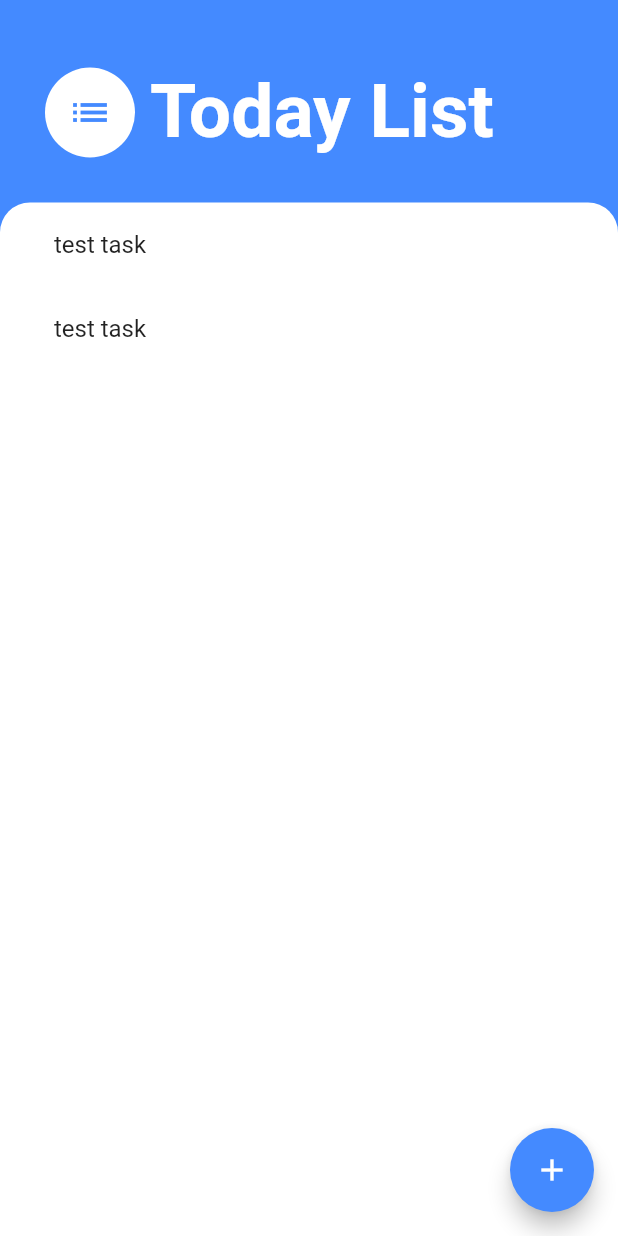
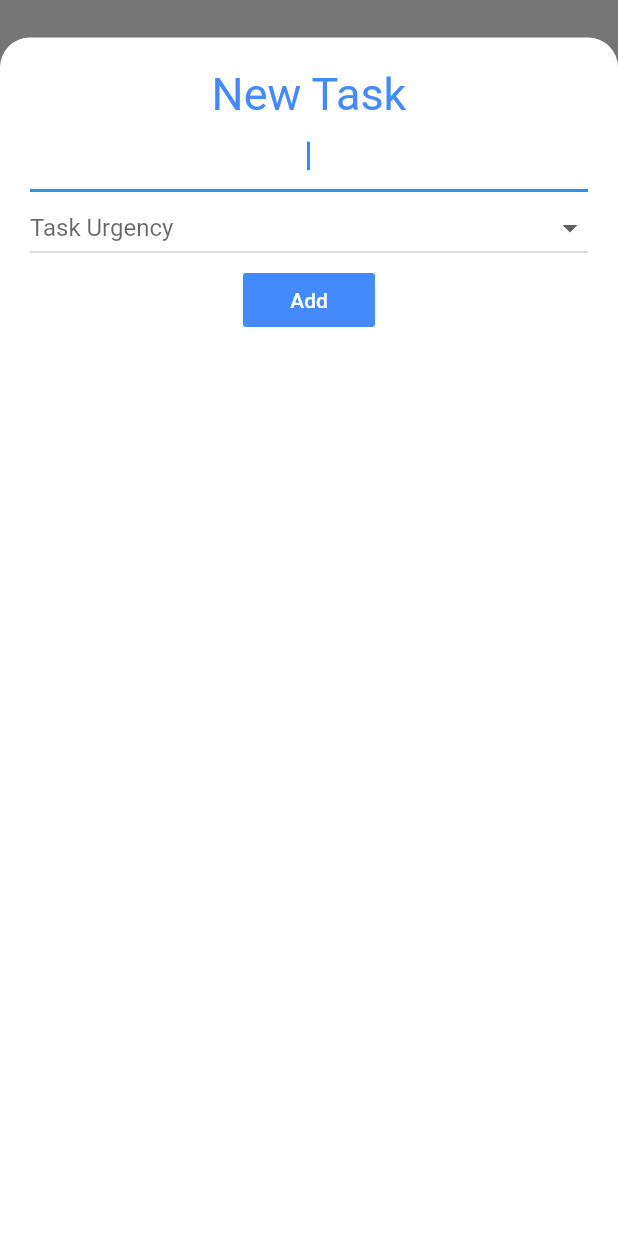
Before and after one commit to CharlieH209/today_list, a Flutter app: the screen it shows after launch, after a tap on the "add" icon, on a phone screen of 412 x 824 dp. Run offline on Flutter 3.47's test engine with Material 2 defaults, Android fonts, the phone set to English and light mode, and no system bars.

Commit message:
add new task screen modal

```diff
--- a/lib/screens/home_screen.dart
+++ b/lib/screens/home_screen.dart
@@ -1,5 +1,6 @@
 import 'package:flutter/material.dart';
 import '../widgets/TasksList.dart';
+import '../screens/new_task_screen.dart';
 
 class HomeScreen extends StatefulWidget {
   @override
@@ -7,12 +8,28 @@ class HomeScreen extends StatefulWidget {
 }
 
 class _HomeScreenState extends State<HomeScreen> {
+  List<Object> tasks;
+
   @override
   Widget build(BuildContext context) {
     return Scaffold(
       backgroundColor: Colors.blueAccent,
       floatingActionButton: FloatingActionButton(
-        onPressed: () {},
+        onPressed: () {
+          showModalBottomSheet(
+              isScrollControlled: true,
+              context: context,
+              builder: (context) => StatefulBuilder(
+                  builder: (context, setState) =>
+                      NewTaskScreen((newTaskTitle, severity) {
+                        setState(() {
+                          // Todo: add tasks model and dynamic list
+                          //tasks.add(Task(name: newTaskTitle));
+                          print(newTaskTitle + " " + severity.toString());
+                        });
+                        Navigator.pop(context);
+                      })));
+        },
         backgroundColor: Colors.blueAccent,
         child: Icon(Icons.add),
       ),
--- /dev/null
+++ b/lib/screens/new_task_screen.dart
@@ -0,0 +1,86 @@
+import 'package:flutter/material.dart';
+
+class NewTaskScreen extends StatefulWidget {
+  final Function newTaskCallback;
+
+  NewTaskScreen(this.newTaskCallback);
+
+  @override
+  _NewTaskScreenState createState() => _NewTaskScreenState();
+}
+
+class _NewTaskScreenState extends State<NewTaskScreen> {
+  String newTaskTitle;
+  int severity;
+
+  // todo: Add colour coding
+  List<DropdownMenuItem> severityItems = [
+    DropdownMenuItem(
+      child: Text('Low Urgency'),
+      value: 1,
+    ),
+    DropdownMenuItem(
+      child: Text('Moderate Urgency'),
+      value: 2,
+    ),
+    DropdownMenuItem(
+      child: Text('High Urgency'),
+      value: 3,
+    ),
+  ];
+
+  @override
+  Widget build(BuildContext context) {
+    return Container(
+      color: Color(0xff757575),
+      child: Container(
+        margin: EdgeInsets.only(top: 25.0),
+        padding: EdgeInsets.all(20.0),
+        decoration: BoxDecoration(
+            color: Colors.white,
+            borderRadius: BorderRadius.only(
+              topLeft: Radius.circular(20.0),
+              topRight: Radius.circular(20.0),
+            )),
+        child: Column(
+          crossAxisAlignment: CrossAxisAlignment.center,
+          children: <Widget>[
+            Text(
+              'New Task',
+              textAlign: TextAlign.center,
+              style: TextStyle(fontSize: 30.0, color: Colors.blueAccent),
+            ),
+            TextField(
+              autofocus: true,
+              textAlign: TextAlign.center,
+              onChanged: (title) {
+                newTaskTitle = title;
+              },
+            ),
+            DropdownButton(
+              hint: Text('Task Urgency'),
+              items: severityItems,
+              value: severity,
+              onChanged: (value) {
+                setState(() {
+                  severity = value;
+                });
+              },
+              isExpanded: true,
+            ),
+            FlatButton(
+              child: Text(
+                'Add',
+                style: TextStyle(color: Colors.white),
+              ),
+              color: Colors.blueAccent,
+              onPressed: () {
+                widget.newTaskCallback(newTaskTitle, severity);
+              },
+            ),
+          ],
+        ),
+      ),
+    );
+  }
+}
--- a/lib/widgets/TaskTile.dart
+++ b/lib/widgets/TaskTile.dart
@@ -1,10 +1,34 @@
 import 'package:flutter/material.dart';
 
-class TaskTile extends StatelessWidget {
+class TaskTile extends StatefulWidget {
+  final int severity;
+
+  const TaskTile(this.severity);
+
+  @override
+  _TaskTileState createState() => _TaskTileState();
+}
+
+class _TaskTileState extends State<TaskTile> {
+  bool isCompleted = false;
+
   @override
   Widget build(BuildContext context) {
     return ListTile(
-      title: Text('test task'),
+      onTap: () {
+        setState(() {
+          isCompleted = !isCompleted;
+        });
+      },
+      title: Text('test task',
+          style: TextStyle(
+            decoration:
+                isCompleted ? TextDecoration.lineThrough : TextDecoration.none,
+          )),
+      trailing: Icon(Icons.schedule,
+          color: widget.severity == 1
+              ? Colors.green
+              : widget.severity == 2 ? Colors.orange : Colors.red),
     );
   }
 }
--- a/lib/widgets/TasksList.dart
+++ b/lib/widgets/TasksList.dart
@@ -5,7 +5,7 @@ class TasksList extends StatelessWidget {
   @override
   Widget build(BuildContext context) {
     return ListView(
-      children: <Widget>[TaskTile(), TaskTile()],
+      children: <Widget>[TaskTile(1), TaskTile(2)],
     );
   }
 }
```
